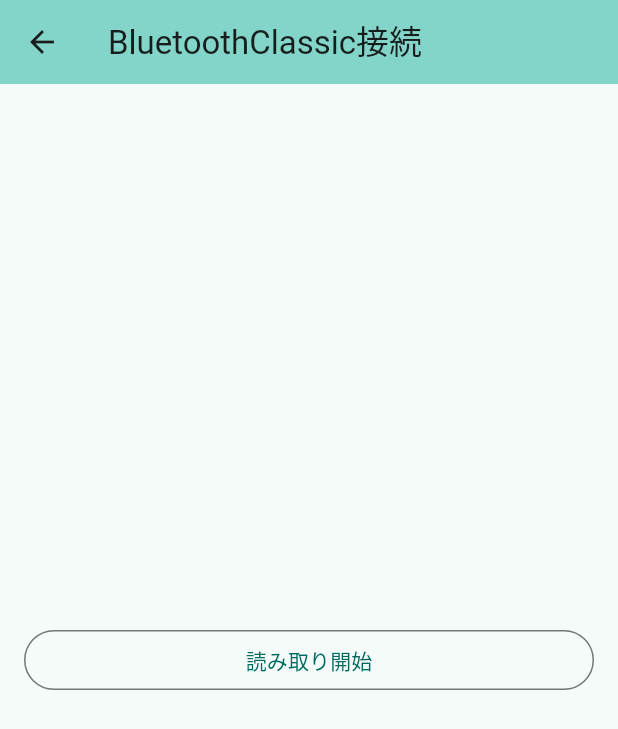
After one commit to MrWangpeilin945/FlutterIOS, a Flutter app: the BtClassicSerialSettingsPage screen opened by its route, on a phone screen of 412 x 824 dp. The commit adds this screen. Shown: the top 729 px of the screen. Run offline on Flutter 3.47's test engine with Material 3 defaults, Android fonts, the phone set to English and light mode, and no system bars; our stand-ins replace auto_route, flutter_bluetooth_serial, flutter_hooks, freezed_annotation, hooks_riverpod, permission_handler and 1 more; missing offline and left inert: usb_serial.

Commit message:
Bluetooth受信を実装

```diff
--- /dev/null
+++ b/MobileApp/wellship_serial_client/lib/data/provider/bt_classic_settings.dart
@@ -0,0 +1,17 @@
+import 'package:freezed_annotation/freezed_annotation.dart';
+import 'package:hooks_riverpod/hooks_riverpod.dart';
+
+part 'bt_classic_settings.freezed.dart';
+
+final btClassicSettingsProvider = StateProvider<BtClassicSettings>((ref) => const BtClassicSettings());
+
+@freezed
+class BtClassicSettings with _$BtClassicSettings {
+  const factory BtClassicSettings(
+      {List<String>? ackTriggerStrings,
+      String? ackString,
+      String? eotString,
+      int? dataLength,
+      String? transmissionDataTriggerString,
+      String? transmissionData}) = _BtClassicSettings;
+}
--- /dev/null
+++ b/MobileApp/wellship_serial_client/lib/ui/page/bt_classic_serial/bt_classic_serial_settings_settings_page.dart
@@ -0,0 +1,67 @@
+import 'package:auto_route/auto_route.dart';
+import 'package:flutter/material.dart';
+import 'package:hooks_riverpod/hooks_riverpod.dart';
+import 'package:permission_handler/permission_handler.dart';
+import 'package:wellship_serial_client/data/handler/bluetooth_permission_handler.dart';
+import 'package:wellship_serial_client/data/handler/location_permission_handler.dart';
+import 'package:wellship_serial_client/data/provider/bt_classic_settings.dart';
+import 'package:wellship_serial_client/ui/route/app_route.dart';
+import 'package:wellship_serial_client/ui/route/app_route.gr.dart';
+
+@RoutePage()
+class BtClassicSerialSettingsPage extends ConsumerWidget {
+  const BtClassicSerialSettingsPage({super.key});
+
+  @override
+  Widget build(BuildContext context, WidgetRef ref) {
+    final router = ref.read(routerProvider);
+    return Scaffold(
+      appBar: AppBar(
+        title: const Text('BluetoothClassic接続'),
+        backgroundColor: Theme.of(context).colorScheme.inversePrimary,
+      ),
+      body: LayoutBuilder(
+        builder: (context, constraints) => SingleChildScrollView(
+          child: ConstrainedBox(
+            constraints: BoxConstraints(maxHeight: constraints.maxHeight),
+            child: Center(
+              child: Padding(
+                padding: const EdgeInsets.all(16.0),
+                child: Column(
+                  crossAxisAlignment: CrossAxisAlignment.stretch,
+                  mainAxisAlignment: MainAxisAlignment.center,
+                  children: [
+                    OutlinedButton(
+                        onPressed: () async {
+                          var result = await _requestPermission();
+                          if (!result) {
+                            showDialog(
+                                // TODO fix!
+                                context: context,
+                                builder: (context) => const AlertDialog(
+                                      content: Text('必要な権限が与えられていないため実行できません。\r\n設定画面から位置情報・付近のデバイスを検出する権限を付与してください。'),
+                                    ));
+                            return;
+                          }
+                          ref.read(btClassicSettingsProvider.notifier).state = const BtClassicSettings();
+                          router.push(const BtClassicSerialCommunicationRoute());
+                        },
+                        child: const Text('読み取り開始'))
+                  ],
+                ),
+              ),
+            ),
+          ),
+        ),
+      ),
+    );
+  }
+
+  Future<bool> _requestPermission() async {
+    final locationPermissionHandler = LocationPermissionsHandler();
+    final bluetoothPermissionHandler = BluetoothPermissionsHandler();
+    final locationPermission = await locationPermissionHandler.request();
+    final bluetoothPermission = await bluetoothPermissionHandler.request();
+    return locationPermission == PermissionStatus.granted && bluetoothPermission == PermissionStatus.granted;
+  }
+}
--- a/MobileApp/wellship_serial_client/lib/ui/page/home/home_page.dart
+++ b/MobileApp/wellship_serial_client/lib/ui/page/home/home_page.dart
@@ -32,8 +32,8 @@ class HomePage extends ConsumerWidget {
                       onPressed: () => {router.push(const WiredSerialSettingsRoute())},
                       text: '有線接続',
                     ),
-                    const WscMenuButton(
-                      onPressed: null,
+                    WscMenuButton(
+                      onPressed: () => {router.push(const BtClassicSerialSettingsRoute())},
                       text: '無線接続（BR/EDR）',
                     ),
                     const WscMenuButton(
--- a/MobileApp/wellship_serial_client/lib/ui/page/wired_serial/wired_serial_communication_page.dart
+++ b/MobileApp/wellship_serial_client/lib/ui/page/wired_serial/wired_serial_communication_page.dart
@@ -25,11 +25,11 @@ class WiredSerialCommunicationPage extends HookConsumerWidget {
 
     useEffect(() {
       if (firstDevice == null) {
+        usbPort.value = null;
         return;
       }
       firstDevice.create().then((port) async {
         text.value = "";
-        usbPort.value = port;
         if (port == null) {
           return;
         }
@@ -42,6 +42,7 @@ class WiredSerialCommunicationPage extends HookConsumerWidget {
           serialSettings.stopBits.value,
           serialSettings.parity.value,
         );
+        usbPort.value = port;
         final buffer = Uint8Buffer();
         // 多重に終了処理が行われないように
         bool aborting = false;
@@ -72,7 +73,7 @@ class WiredSerialCommunicationPage extends HookConsumerWidget {
       body: Center(
         child: Column(children: [
           Text("firstDevice:${firstDevice.toString()}"),
-          Text("UsbPort:$usbPort"),
+          Text("UsbPort:${usbPort.value}"),
           Text("text:${text.value}"),
         ]),
       ),
--- a/MobileApp/wellship_serial_client/lib/ui/route/app_route.dart
+++ b/MobileApp/wellship_serial_client/lib/ui/route/app_route.dart
@@ -14,6 +14,8 @@ class AppRouter extends RootStackRouter {
         AutoRoute(path: '/', page: HomeRoute.page),
         AutoRoute(page: WiredSerialSettingsRoute.page),
         AutoRoute(page: WiredSerialCommunicationRoute.page),
+        AutoRoute(page: BtClassicSerialSettingsRoute.page),
+        AutoRoute(page: BtClassicSerialCommunicationRoute.page),
         AutoRoute(path: '/deep-link-home', page: DeepLinkHomeRoute.page),
       ];
 }
--- a/MobileApp/wellship_serial_client/pubspec.yaml
+++ b/MobileApp/wellship_serial_client/pubspec.yaml
@@ -21,6 +21,8 @@ dependencies:
   typed_data: ^1.3.2
   url_launcher: ^6.3.1
   usb_serial: ^0.5.2
+  flutter_bluetooth_serial: ^0.4.0
+  permission_handler: ^11.3.1
 
 dev_dependencies:
   auto_route_generator: ^9.0.0
```
Also changed, not shown: MobileApp/wellship_serial_client/lib/data/handler/bluetooth_permission_handler.dart (added, +22 -0 lines), MobileApp/wellship_serial_client/lib/data/handler/location_permission_handler.dart (added, +35 -0 lines), MobileApp/wellship_serial_client/lib/data/model/termination_condition.dart (added, +47 -0 lines), MobileApp/wellship_serial_client/lib/data/provider/bt_classic_devices_provider.dart (added, +13 -0 lines), MobileApp/wellship_serial_client/lib/data/provider/wired_settings.dart (+7 -1 lines), MobileApp/wellship_serial_client/lib/ui/page/bt_classic_serial/bt_classic_serial_communication_page.dart (added, +84 -0 lines), MobileApp/wellship_serial_client/lib/ui/page/deep_link_home/deep_link_home_page.dart (+8 -0 lines), MobileApp/wellship_serial_client/lib/data/model/termination_condition.freezed.dart (added), MobileApp/wellship_serial_client/lib/data/provider/bt_classic_settings.freezed.dart (added), MobileApp/wellship_serial_client/lib/ui/route/app_route.gr.dart, MobileApp/wellship_serial_client/pubspec.lock, 2 other files.
